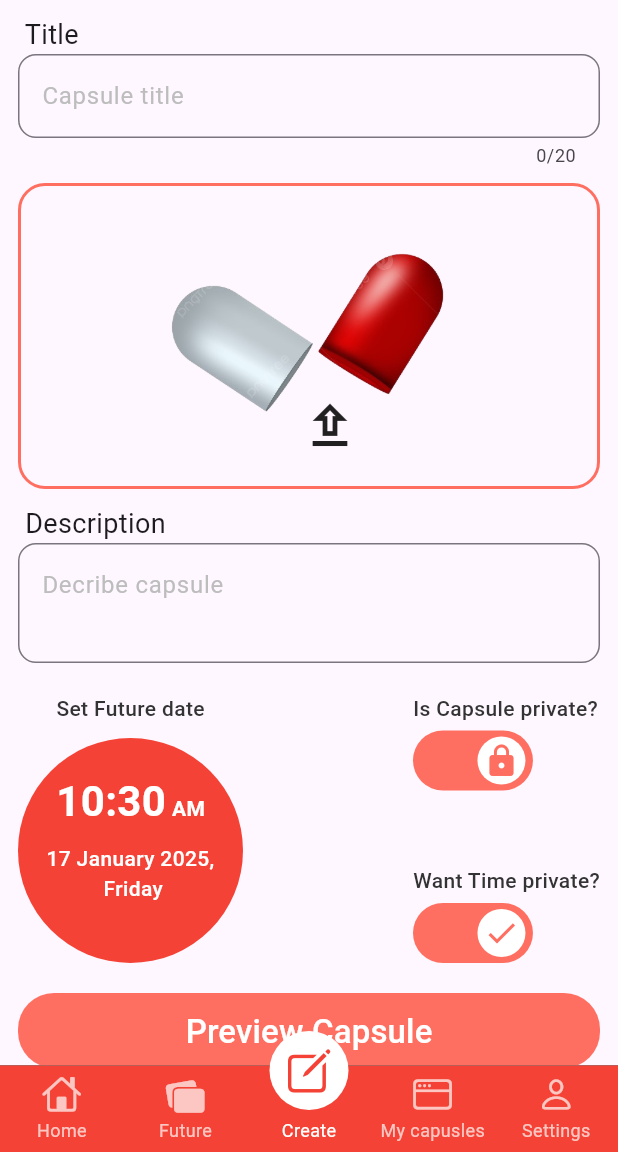
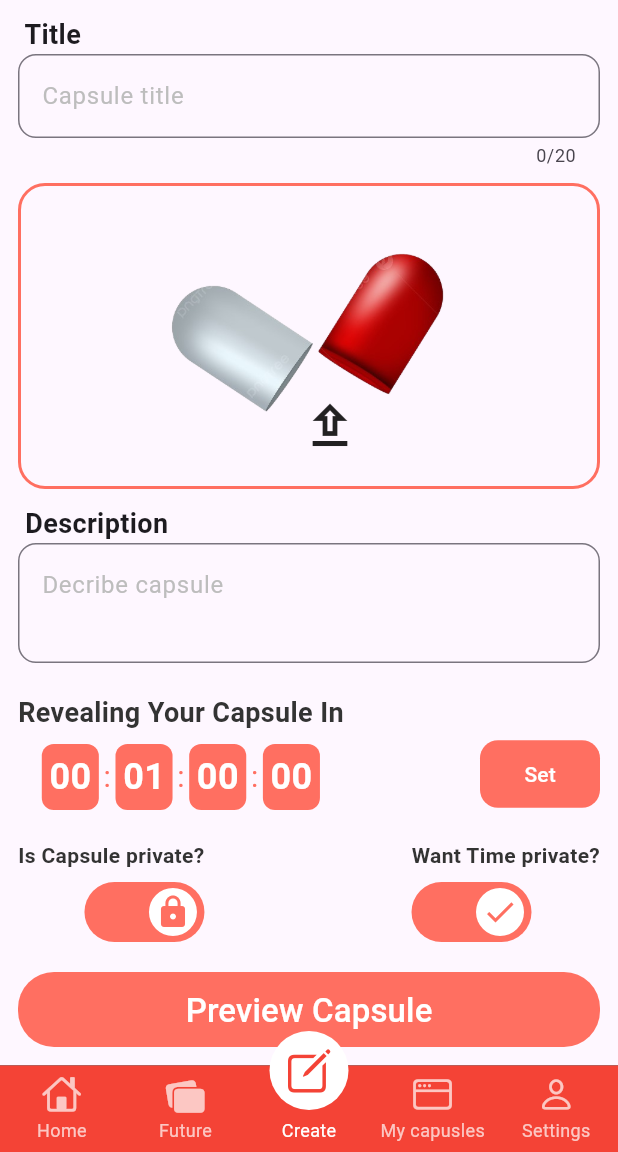
Before and after one commit to MukundVarsani/future-capsule, a Flutter app: the screen it shows once a user with an empty profile is signed in, item 3 of the bottom bar chosen, on a phone screen of 412 x 824 dp, the part 84-1236 px from its top. Run offline on Flutter 3.47's test engine with Material 3 defaults, Android fonts, the phone set to English and light mode, and no system bars; drawn by our look-alikes of persistent_bottom_nav_bar; our stand-ins replace cloud_firestore, firebase_auth, firebase_core, firebase_storage, image_picker, slide_countdown and 2 more; missing offline and left inert: video_compress; accounts and stored records are empty; project files that could hold a hidden picture were left out.

Commit message:
update countdown UI in create and preview capsule scree

```diff
--- a/lib/screens/create_capsule/create_capsule_screen.dart
+++ b/lib/screens/create_capsule/create_capsule_screen.dart
@@ -12,15 +12,14 @@ import 'package:future_capsule/screens/create_capsule/custom_picker.dart';
 import 'package:future_capsule/screens/create_capsule/preview_capsule.dart';
 import 'package:future_capsule/screens/create_capsule/toggle.dart';
 import 'package:image_picker/image_picker.dart';
-import 'package:intl/intl.dart';
 import 'package:persistent_bottom_nav_bar/persistent_bottom_nav_bar.dart';
 import 'package:velocity_x/velocity_x.dart';
 import 'package:video_compress/video_compress.dart';
 import 'package:video_player/video_player.dart';
+import 'package:slide_countdown/slide_countdown.dart';
 
 class CreateCapsuleScreen extends StatefulWidget {
   const CreateCapsuleScreen({super.key});
-
   @override
   State<CreateCapsuleScreen> createState() => _CreateCapsuleScreenState();
 }
@@ -35,7 +34,8 @@ class _CreateCapsuleScreenState extends State<CreateCapsuleScreen> {
   Uint8List? _fileBytes;
   File? thumbnailFile;
 
-  late DateTime dateAndTime;
+  late Duration openDate;
+  DateTime _selectedDate = DateTime.now();
 
   bool isCapsuleToggled = true;
   bool isTimeToggled = true;
@@ -44,18 +44,6 @@ class _CreateCapsuleScreenState extends State<CreateCapsuleScreen> {
   bool isImageFile = false;
   bool isVideoFile = false;
   bool isOtherFile = false;
-
-  Map<String, String> _formatDateTime(DateTime dateTime) {
-    return {
-      'period': DateFormat('a').format(dateTime),
-      'month': DateFormat('MMMM').format(dateTime),
-      'weekDay': DateFormat('EEEE').format(dateTime),
-      'year': dateTime.year.toString(),
-      'min': dateTime.minute.toString().padLeft(2, "0"),
-      'hour12': (dateTime.hour % 12 == 0 ? 12 : dateTime.hour % 12).toString(),
-      'date': dateTime.day.toString(),
-    };
-  }
 
   Future<void> _selectVideo(BuildContext context) async {
     final XFile? file = await _files.selectVideo();
@@ -123,15 +111,12 @@ class _CreateCapsuleScreenState extends State<CreateCapsuleScreen> {
 
   @override
   void initState() {
-    DateTime currentTime = DateTime.now();
-    _formatDateTime(currentTime);
-    dateAndTime = currentTime;
+    openDate = const Duration(hours: 1);
     super.initState();
   }
 
   @override
   Widget build(BuildContext context) {
-    final formattedDate = _formatDateTime(dateAndTime);
     return Scaffold(
       appBar: AppBar(
         backgroundColor: AppColors.kWarmCoralColor,
@@ -183,7 +168,9 @@ class _CreateCapsuleScreenState extends State<CreateCapsuleScreen> {
             const SizedBox(height: 10),
             _buildDescriptionField(),
             const SizedBox(height: 20),
-            _futureAspectBuild(formattedDate),
+            _dateAndTimeBuilder(),
+            const SizedBox(height: 20),
+            _privacyBuilder(),
             const SizedBox(height: 20),
             _previewButton()
           ],
@@ -240,7 +227,7 @@ class _CreateCapsuleScreenState extends State<CreateCapsuleScreen> {
       if (pickedTime != null) {
         // Step 4: Combine selected date and time
 
-        DateTime selectedDateTime = DateTime(
+        _selectedDate = DateTime(
           pickedDate.year,
           pickedDate.month,
           pickedDate.day,
@@ -249,11 +236,10 @@ class _CreateCapsuleScreenState extends State<CreateCapsuleScreen> {
         );
 
         // Step 5: Check if the selected DateTime is in the future
-        if (selectedDateTime.isAfter(now)) {
-          setState(() {
-            _formatDateTime(selectedDateTime);
-          });
-          dateAndTime = selectedDateTime;
+        if (_selectedDate.isAfter(now)) {
+          openDate = _selectedDate.difference(now);
+
+          setState(() {});
         } else {
           // Step 6: Show error if the selected time is in the past
           appSnackBar(
@@ -314,134 +300,58 @@ class _CreateCapsuleScreenState extends State<CreateCapsuleScreen> {
     );
   }
 
-  Widget _futureAspectBuild(Map<String, dynamic> formattedDate) {
-    return SizedBox(
-      height: 180,
-      child: Row(
-        mainAxisAlignment: MainAxisAlignment.spaceBetween,
+  Widget _buildTextField() {
+    return Column(
       crossAxisAlignment: CrossAxisAlignment.start,
       children: [
-          _dateAndTimeBuilder(formattedDate),
-          _privacyBuilder(),
-        ],
+        const Text(
+          " Title",
+          style: TextStyle(fontSize: 18, fontWeight: FontWeight.bold),
         ),
-    );
-  }
-
-  Widget _dateAndTimeBuilder(Map<String, dynamic> formattedDate) {
-    return Column(
-      mainAxisAlignment: MainAxisAlignment.start,
-      children: [
-        Text(
-          "Set Future date",
-          style: TextStyle(
-              fontWeight: FontWeight.w500, color: AppColors.kPrimaryTextColor),
+        TextFormField(
+          maxLength: 20,
+          controller: titleController,
+          decoration: InputDecoration(
+            hintText: "Capsule title",
+            hintStyle: TextStyle(color: AppColors.kLightGreyColor),
+            border: const OutlineInputBorder(
+              borderRadius: BorderRadius.all(Radius.circular(12)),
             ),
-        const Spacer(),
-        InkWell(
-          onTap: () => _selectDateTime(context),
-          child: Container(
-            height: 150,
-            width: 150,
-            padding: const EdgeInsets.symmetric(vertical: 12, horizontal: 4),
-            decoration: const BoxDecoration(
-                shape: BoxShape.circle, color: Colors.red // Darker shade
-                ),
-            child: Center(
-              child: Column(
-                mainAxisAlignment: MainAxisAlignment.start,
-                children: [
-                  const SizedBox(
-                    height: 10,
-                  ),
-                  Text.rich(
-                    TextSpan(
-                      children: [
-                        TextSpan(
-                          text:
-                              '${formattedDate['hour12']}:${formattedDate['min']}', // Main time
-                          style: TextStyle(
-                            fontSize: 28,
-                            fontWeight: FontWeight.bold,
-                            color: AppColors.kWhiteColor,
-                          ),
-                        ),
-                        TextSpan(
-                          text: ' ${formattedDate['period']}', // Small AM/PM
-                          style: TextStyle(
-                            fontSize: 14, // Smaller font size
-                            fontWeight: FontWeight.bold,
-                            color: AppColors.kWhiteColor,
-                          ),
-                        ),
-                      ],
-                    ),
-                  ),
-                  const SizedBox(height: 8),
-                  Text(
-                    '${formattedDate['date']} ${formattedDate['month']} ${formattedDate['year']}, \n ${formattedDate['weekDay']}',
-                    textAlign: TextAlign.center,
-                    style: TextStyle(
-                      fontSize: 14,
-                      color: AppColors.kWhiteColor,
-                      fontWeight: FontWeight.w500,
-                    ),
-                  ),
-                ],
+            focusedBorder: OutlineInputBorder(
+              borderSide:
+                  BorderSide(color: AppColors.kWarmCoralColor, width: 2.0),
+              borderRadius: const BorderRadius.all(Radius.circular(12)),
             ),
           ),
         ),
-        )
       ],
     );
   }
 
-  Widget _privacyBuilder() {
+  Widget _buildDescriptionField() {
     return Column(
-      mainAxisAlignment: MainAxisAlignment.start,
       crossAxisAlignment: CrossAxisAlignment.start,
       children: [
-        Text(
-          "Is Capsule private?",
-          style: TextStyle(
-              fontWeight: FontWeight.w500, color: AppColors.kPrimaryTextColor),
+        const Text(
+          " Description",
+          style: TextStyle(fontSize: 18, fontWeight: FontWeight.bold),
         ),
-        const SizedBox(
-          height: 5,
+        TextFormField(
+          maxLines: 2,
+          controller: descriptionController,
+          decoration: InputDecoration(
+            hintText: "Decribe capsule",
+            hintStyle: TextStyle(color: AppColors.kLightGreyColor),
+            border: const OutlineInputBorder(
+              borderRadius: BorderRadius.all(Radius.circular(12)),
             ),
-        GestureDetector(
-          onTap: () {
-            setState(() {
-              isCapsuleToggled = !isCapsuleToggled;
-            });
-          },
-          child: AnimatedToggle(
-            isToggled: isCapsuleToggled,
-            onIcon: Icons.lock,
-            offIcon: Icons.lock_open,
+            focusedBorder: OutlineInputBorder(
+              borderSide:
+                  BorderSide(color: AppColors.kWarmCoralColor, width: 2.0),
+              borderRadius: const BorderRadius.all(Radius.circular(12)),
             ),
           ),
-        const Spacer(),
-        Text(
-          "Want Time private?",
-          style: TextStyle(
-              fontWeight: FontWeight.w500, color: AppColors.kPrimaryTextColor),
-        ),
-        const SizedBox(
-          height: 5,
-        ),
-        GestureDetector(
-          onTap: () {
-            setState(() {
-              isTimeToggled = !isTimeToggled;
-            });
-          },
-          child: AnimatedToggle(
-            isToggled: isTimeToggled,
-            onIcon: Icons.check,
-            offIcon: Icons.close,
-          ),
-        ),
+        )
       ],
     );
   }
@@ -499,7 +409,7 @@ class _CreateCapsuleScreenState extends State<CreateCapsuleScreen> {
               icon: Container(
                 padding: const EdgeInsets.all(5),
                 decoration: BoxDecoration(
-                    color: AppColors.kWarmCoralColor.withOpacity(0.8),
+                    color: AppColors.kWarmCoralColor06,
                     borderRadius: BorderRadius.circular(50)),
                 child: Icon(
                   isPlaying ? Icons.pause : Icons.play_arrow,
@@ -523,58 +433,124 @@ class _CreateCapsuleScreenState extends State<CreateCapsuleScreen> {
     );
   }
 
-  Widget _buildTextField() {
-    return Column(
-      crossAxisAlignment: CrossAxisAlignment.start,
+  Widget _dateAndTimeBuilder() {
+    return Row(
+      crossAxisAlignment: CrossAxisAlignment.end,
       children: [
-        const Text(
-          " Title",
-          style: TextStyle(fontSize: 18),
+        Column(
+          mainAxisAlignment: MainAxisAlignment.start,
+          children: [
+            Text(
+              "Revealing Your Capsule In",
+              style: TextStyle(
+                  fontSize: 18,
+                  fontWeight: FontWeight.bold,
+                  color: AppColors.kPrimaryTextColor),
             ),
-        TextFormField(
-          maxLength: 20,
-          controller: titleController,
-          decoration: InputDecoration(
-            hintText: "Capsule title",
-            hintStyle: TextStyle(color: AppColors.kLightGreyColor),
-            border: const OutlineInputBorder(
-              borderRadius: BorderRadius.all(Radius.circular(12)),
+            const SizedBox(
+              height: 8,
             ),
-            focusedBorder: OutlineInputBorder(
-              borderSide:
-                  BorderSide(color: AppColors.kWarmCoralColor, width: 2.0),
-              borderRadius: const BorderRadius.all(Radius.circular(12)),
+            SlideCountdownSeparated(
+              duration: openDate,
+              slideDirection: SlideDirection.down,
+              separatorStyle:
+                  TextStyle(color: AppColors.kWarmCoralColor, fontSize: 20),
+              separatorType: SeparatorType.symbol,
+              separator: ':',
+              decoration: BoxDecoration(
+                color: AppColors.kWarmCoralColor,
+                borderRadius: BorderRadius.circular(8),
               ),
+              style: TextStyle(
+                color: AppColors.kWhiteColor,
+                fontSize: 24,
+                fontWeight: FontWeight.bold,
+              ),
+              showZeroValue: true,
+              slideAnimationCurve: Curves.bounceInOut,
+              onChanged: (w) {
+                // Vx.log(w);
+              },
+              onDone: () {
+                Vx.log("Completed");
+              },
+            ),
+          ],
+        ),
+        const Spacer(),
+        ConstrainedBox(
+          constraints: const BoxConstraints(
+              maxHeight: 55, minHeight: 45, minWidth: 80, maxWidth: 80),
+          child: AppButton(
+            child: Text(
+              "Set",
+              style: TextStyle(color: AppColors.kWhiteColor),
+            ),
+            onPressed: () => _selectDateTime(context),
           ),
         ),
       ],
     );
   }
 
-  Widget _buildDescriptionField() {
-    return Column(
+  Widget _privacyBuilder() {
+    return Row(
+      mainAxisAlignment: MainAxisAlignment.start,
       crossAxisAlignment: CrossAxisAlignment.start,
       children: [
-        const Text(
-          " Description",
-          style: TextStyle(fontSize: 18),
+        Column(
+          crossAxisAlignment: CrossAxisAlignment.end,
+          children: [
+            Text(
+              "Is Capsule private?",
+              style: TextStyle(
+                  fontWeight: FontWeight.bold,
+                  color: AppColors.kPrimaryTextColor),
             ),
-        TextFormField(
-          maxLines: 2,
-          controller: descriptionController,
-          decoration: InputDecoration(
-            hintText: "Decribe capsule",
-            hintStyle: TextStyle(color: AppColors.kLightGreyColor),
-            border: const OutlineInputBorder(
-              borderRadius: BorderRadius.all(Radius.circular(12)),
+            const SizedBox(
+              height: 8,
             ),
-            focusedBorder: OutlineInputBorder(
-              borderSide:
-                  BorderSide(color: AppColors.kWarmCoralColor, width: 2.0),
-              borderRadius: const BorderRadius.all(Radius.circular(12)),
+            GestureDetector(
+              onTap: () {
+                setState(() {
+                  isCapsuleToggled = !isCapsuleToggled;
+                });
+              },
+              child: AnimatedToggle(
+                isToggled: isCapsuleToggled,
+                onIcon: Icons.lock,
+                offIcon: Icons.lock_open,
               ),
             ),
-        )
+          ],
+        ),
+        const Spacer(),
+        Column(
+          crossAxisAlignment: CrossAxisAlignment.start,
+          children: [
+            Text(
+              "Want Time private?",
+              style: TextStyle(
+                  fontWeight: FontWeight.bold,
+                  color: AppColors.kPrimaryTextColor),
+            ),
+            const SizedBox(
+              height: 8,
+            ),
+            GestureDetector(
+              onTap: () {
+                setState(() {
+                  isTimeToggled = !isTimeToggled;
+                });
+              },
+              child: AnimatedToggle(
+                isToggled: isTimeToggled,
+                onIcon: Icons.check,
+                offIcon: Icons.close,
+              ),
+            ),
+          ],
+        ),
       ],
     );
   }
@@ -605,7 +581,7 @@ class _CreateCapsuleScreenState extends State<CreateCapsuleScreen> {
                   isTimePrivate: isTimeToggled,
                   isImageFile: isImageFile,
                   isVideoFile: isVideoFile,
-                  dateTime: dateAndTime,
+                  openDateTime: _selectedDate,
                   file: _fileBytes,
                 ),
               ),
--- a/pubspec.yaml
+++ b/pubspec.yaml
@@ -42,9 +42,9 @@ dependencies:
   persistent_bottom_nav_bar: ^6.2.1
   image_picker: ^1.1.2
   video_player: ^2.9.2
-  intl: ^0.19.0
   video_compress: ^3.1.3
   velocity_x: ^4.2.0
+  slide_countdown: ^2.0.2
 
   # test
   # pdf: ^3.11.1
```
Also changed, not shown: lib/screens/create_capsule/preview_capsule.dart (+72 -114 lines), pubspec.lock. Lines whose indentation alone changed are shown as unchanged.
